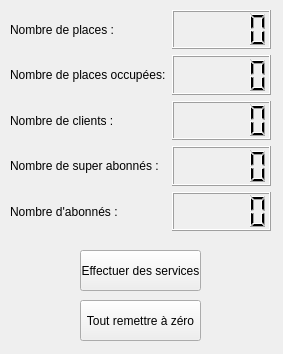
This is UI/UIAdmin.ui in matthieupenchenat81/DreamPark as Qt 5 draws it before an edit. The edited form follows.
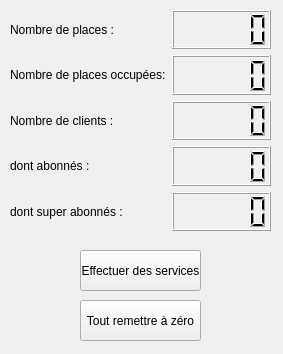
This is the edited form.

What changed in the file:
```diff
--- a/UI/UIAdmin.ui
+++ b/UI/UIAdmin.ui
@@ -24,15 +24,8 @@
      </rect>
     </property>
     <layout class="QGridLayout" name="gridLayout">
-     <item row="1" column="0">
-      <widget class="QLabel" name="label_2">
-       <property name="text">
-        <string>Nombre de places occupées:</string>
-       </property>
-      </widget>
-     </item>
-     <item row="1" column="1">
-      <widget class="QLCDNumber" name="lcdNumber_2"/>
+     <item row="4" column="1">
+      <widget class="QLCDNumber" name="lcdNumber_4"/>
      </item>
      <item row="2" column="0">
       <widget class="QLabel" name="label">
@@ -41,16 +34,19 @@
        </property>
       </widget>
      </item>
-     <item row="3" column="0">
+     <item row="4" column="0">
       <widget class="QLabel" name="label_3">
        <property name="text">
-        <string>Nombre de super abonnés :</string>
+        <string>dont super abonnés :</string>
        </property>
       </widget>
      </item>
      <item row="2" column="1">
       <widget class="QLCDNumber" name="lcdNumber_3"/>
      </item>
+     <item row="1" column="1">
+      <widget class="QLCDNumber" name="lcdNumber_2"/>
+     </item>
      <item row="0" column="1">
       <widget class="QLCDNumber" name="lcdNumber"/>
      </item>
@@ -61,19 +57,23 @@
        </property>
       </widget>
      </item>
+     <item row="1" column="0">
+      <widget class="QLabel" name="label_2">
+       <property name="text">
+        <string>Nombre de places occupées:</string>
+       </property>
+      </widget>
+     </item>
+     <item row="3" column="0">
+      <widget class="QLabel" name="label_4">
+       <property name="text">
+        <string>dont abonnés :</string>
+       </property>
+      </widget>
+     </item>
      <item row="3" column="1">
-      <widget class="QLCDNumber" name="lcdNumber_4"/>
-     </item>
-     <item row="4" column="1">
       <widget class="QLCDNumber" name="lcdNumber_5"/>
      </item>
-     <item row="4" column="0">
-      <widget class="QLabel" name="label_4">
-       <property name="text">
-        <string>Nombre d'abonnés :</string>
-       </property>
-      </widget>
-     </item>
     </layout>
    </widget>
    <widget class="QPushButton" name="pushButton">
```
